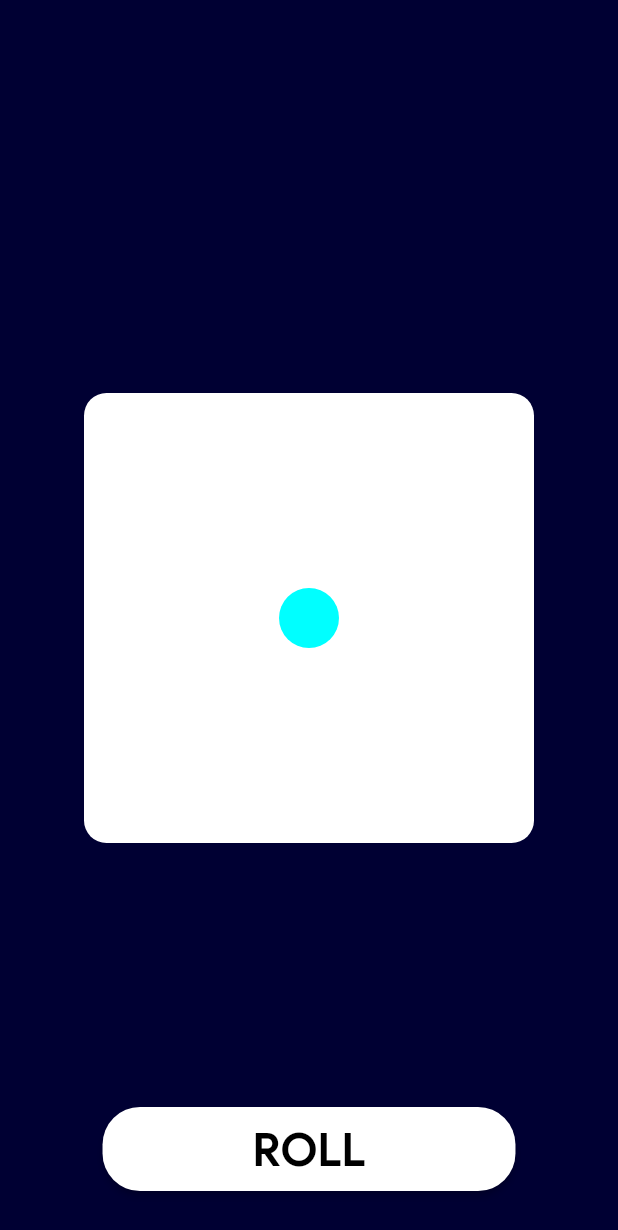
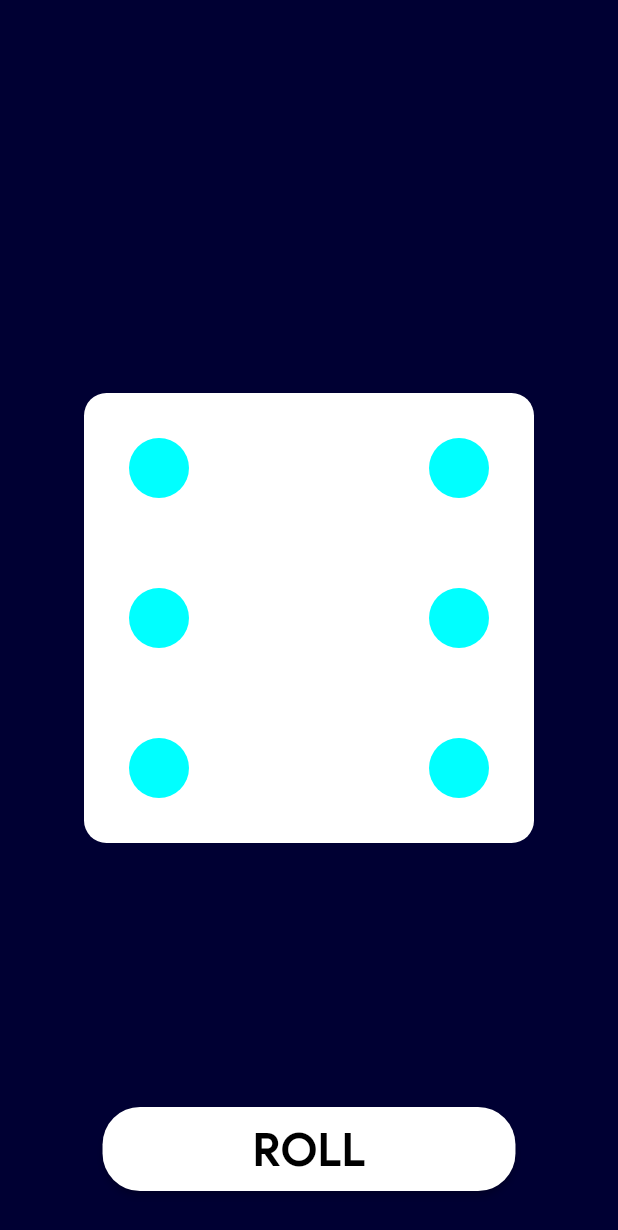
Before and after one commit to iamtheblackunicorn/Random, a Flutter app: the screen it shows after launch, on a phone screen of 412 x 824 dp. Shown: the top 1230 px of the screen. Run offline on Flutter 3.47's test engine with Material 2 defaults, Android fonts, the phone set to English and light mode, and no system bars.

Commit message:
Lists of dice faces got going. Now only state updating left.

```diff
--- a/lib/src/dice.dart
+++ b/lib/src/dice.dart
@@ -9,6 +9,102 @@ class TheDice extends StatefulWidget{
 class TheDiceState extends State<TheDice> {
   @override
   Widget build(BuildContext context){
+    List<Offset> offSetListOne = [
+      Offset(
+        MediaQuery.of(context).size.width/2,
+        MediaQuery.of(context).size.height/2
+      )
+    ];
+    List<Offset> offSetListTwo = [
+      Offset(
+        (MediaQuery.of(context).size.width/2)-(diceDimensions/3),
+        (MediaQuery.of(context).size.height/2)-(diceDimensions/3)
+      ),
+      Offset(
+        (MediaQuery.of(context).size.width/2)+(diceDimensions/3),
+        (MediaQuery.of(context).size.height/2)+(diceDimensions/3)
+      )
+    ];
+    List<Offset> offSetListThree = [
+      Offset(
+        (MediaQuery.of(context).size.width/2)-(diceDimensions/3),
+        (MediaQuery.of(context).size.height/2)-(diceDimensions/3)
+      ),
+      Offset(
+        (MediaQuery.of(context).size.width/2),
+        (MediaQuery.of(context).size.height/2)
+      ),
+      Offset(
+        (MediaQuery.of(context).size.width/2)+(diceDimensions/3),
+        (MediaQuery.of(context).size.height/2)+(diceDimensions/3)
+      )
+    ];
+    List<Offset> offSetListFour = [
+      Offset(
+        (MediaQuery.of(context).size.width/2)-(diceDimensions/3),
+        (MediaQuery.of(context).size.height/2)-(diceDimensions/3)
+      ),
+      Offset(
+        (MediaQuery.of(context).size.width/2)+(diceDimensions/3),
+        (MediaQuery.of(context).size.height/2)+(diceDimensions/3)
+      ),
+      Offset(
+        (MediaQuery.of(context).size.width/2)-(diceDimensions/3),
+        (MediaQuery.of(context).size.height/2)+(diceDimensions/3)
+      ),
+      Offset(
+        (MediaQuery.of(context).size.width/2)+(diceDimensions/3),
+        (MediaQuery.of(context).size.height/2)-(diceDimensions/3)
+      )
+    ];
+    List<Offset> offSetListFive = [
+      Offset(
+        (MediaQuery.of(context).size.width/2)-(diceDimensions/3),
+        (MediaQuery.of(context).size.height/2)-(diceDimensions/3)
+      ),
+      Offset(
+        (MediaQuery.of(context).size.width/2)+(diceDimensions/3),
+        (MediaQuery.of(context).size.height/2)+(diceDimensions/3)
+      ),
+      Offset(
+        (MediaQuery.of(context).size.width/2)-(diceDimensions/3),
+        (MediaQuery.of(context).size.height/2)+(diceDimensions/3)
+      ),
+      Offset(
+        (MediaQuery.of(context).size.width/2)+(diceDimensions/3),
+        (MediaQuery.of(context).size.height/2)-(diceDimensions/3)
+      ),
+      Offset(
+        (MediaQuery.of(context).size.width/2),
+        (MediaQuery.of(context).size.height/2)
+      )
+    ];
+    List<Offset> offSetListSix = [
+      Offset(
+        (MediaQuery.of(context).size.width/2)-(diceDimensions/3),
+        (MediaQuery.of(context).size.height/2)-(diceDimensions/3)
+      ),
+      Offset(
+        (MediaQuery.of(context).size.width/2)+(diceDimensions/3),
+        (MediaQuery.of(context).size.height/2)+(diceDimensions/3)
+      ),
+      Offset(
+        (MediaQuery.of(context).size.width/2)-(diceDimensions/3),
+        (MediaQuery.of(context).size.height/2)+(diceDimensions/3)
+      ),
+      Offset(
+        (MediaQuery.of(context).size.width/2)+(diceDimensions/3),
+        (MediaQuery.of(context).size.height/2)-(diceDimensions/3)
+      ),
+      Offset(
+        (MediaQuery.of(context).size.width/2)-(diceDimensions/3),
+        MediaQuery.of(context).size.height/2
+      ),
+      Offset(
+        (MediaQuery.of(context).size.width/2)+(diceDimensions/3),
+        MediaQuery.of(context).size.height/2
+      )
+    ];
     return Scaffold(
       body: new Stack(
         children: <Widget> [
@@ -19,7 +115,7 @@ class TheDiceState extends State<TheDice> {
             color: baseBackGroundColor,
             child: new CustomPaint(
               painter: Face(
-                offSetList: [Offset(MediaQuery.of(context).size.width/2,MediaQuery.of(context).size.height/2)]
+                offSetList: offSetListSix
               )
             )
           ),
--- a/lib/src/variables.dart
+++ b/lib/src/variables.dart
@@ -1,9 +1,11 @@
 import 'package:flutter/material.dart';
 
+// App colors.
 Color baseBackGroundColor = Color(0xFF000033);
 Color diceFaceColor = Color(0xFFFFFFFF);
 Color dicePointColor = Color(0xFF00ffff);
 
+// Dice dimensions and measurements.
 double diceDimensions = 300;
 double dicePointRadius = 20;
 double diceRoundedBorder = 15.0;
```
